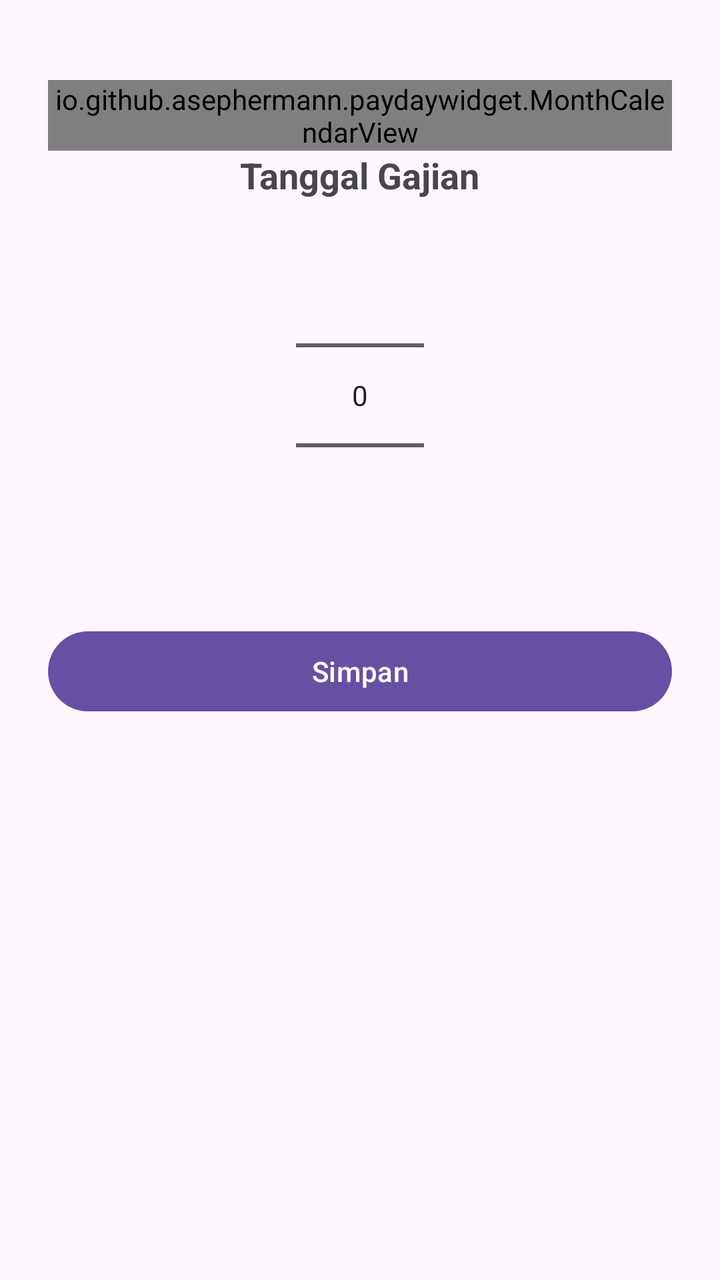
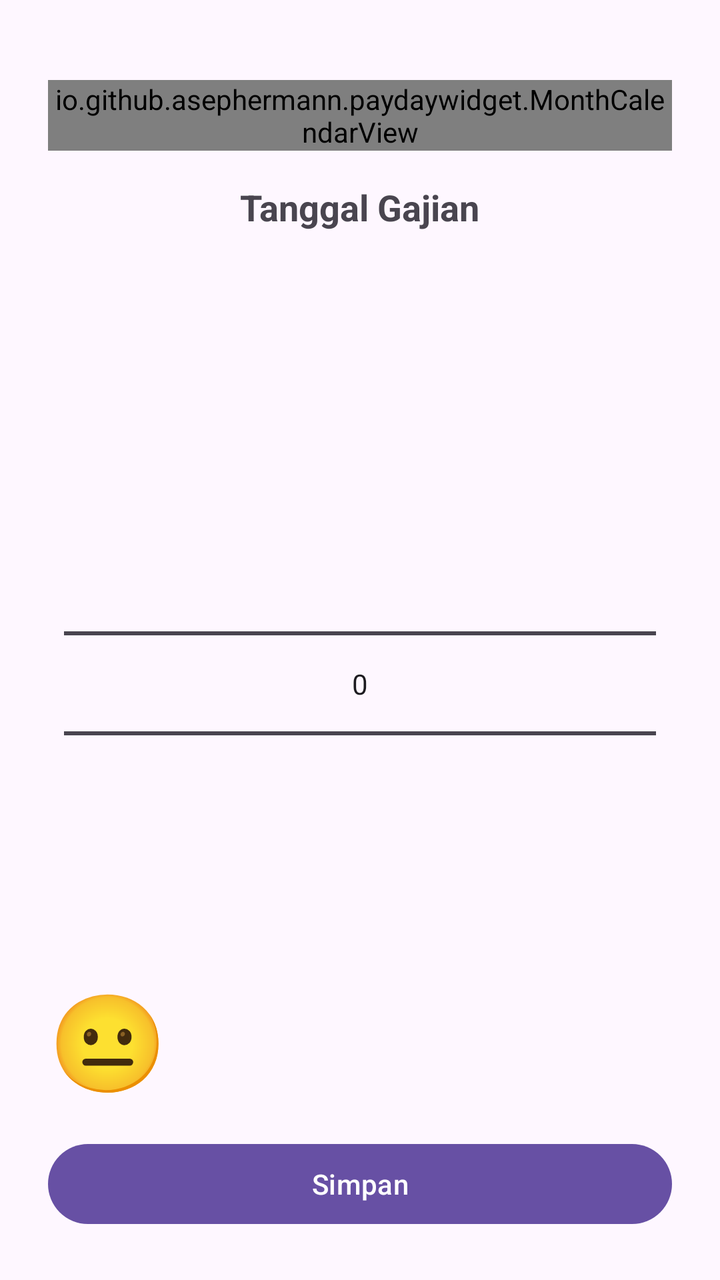

The first picture is an Android layout as it rendered before a commit; the second is the same layout after the commit. The layout source and the unified diff follow.
<!-- AndroidManifest.xml: application theme Theme.PaydayWidget -->
<!-- res/layout/activity_payday_setting.xml -->
<ScrollView xmlns:android="http://schemas.android.com/apk/res/android"
    android:layout_width="match_parent"
    android:layout_height="match_parent"
    android:fillViewport="true">

    <LinearLayout
        android:layout_width="match_parent"
        android:layout_height="wrap_content"
        android:orientation="vertical"
        android:padding="24dp">

        <io.github.asephermann.paydaywidget.MonthCalendarView
            android:id="@+id/monthCalendar"
            android:layout_width="match_parent"
            android:layout_height="wrap_content"
            android:layout_marginTop="16dp" />

        <TextView
            android:id="@+id/textView"
            android:layout_width="wrap_content"
            android:layout_height="wrap_content"
            android:layout_gravity="center_horizontal"
            android:text="Tanggal Gajian"
            android:textSize="18sp"
            android:textStyle="bold" />

        <NumberPicker
            android:id="@+id/numberPicker"
            android:layout_width="wrap_content"
            android:layout_height="wrap_content"
            android:layout_gravity="center_horizontal"
            android:layout_marginTop="8dp" />

        <Button
            android:id="@+id/btnSave"
            android:layout_width="match_parent"
            android:layout_height="wrap_content"
            android:layout_marginTop="24dp"
            android:text="Simpan" />
    </LinearLayout>
</ScrollView>
<!-- resources referenced by this layout -->
<resources>
  <style name="Theme.PaydayWidget" parent="Base.Theme.PaydayWidget" />
  <style name="Base.Theme.PaydayWidget" parent="Theme.Material3.DayNight.NoActionBar">
          
          
      </style>
</resources>

<!-- the commit's change to res/layout/activity_payday_setting.xml (unified diff, before → after) -->
@@ -1,41 +1,56 @@
-<ScrollView xmlns:android="http://schemas.android.com/apk/res/android"
+<androidx.constraintlayout.widget.ConstraintLayout xmlns:android="http://schemas.android.com/apk/res/android"
+    xmlns:app="http://schemas.android.com/apk/res-auto"
     android:layout_width="match_parent"
     android:layout_height="match_parent"
-    android:fillViewport="true">
+    android:padding="24dp">
 
-    <LinearLayout
+    <io.github.asephermann.paydaywidget.MonthCalendarView
+        android:id="@+id/monthCalendar"
+        android:layout_width="0dp"
+        android:layout_height="wrap_content"
+        android:layout_marginTop="16dp"
+        app:layout_constraintEnd_toEndOf="parent"
+        app:layout_constraintStart_toStartOf="parent"
+        app:layout_constraintTop_toTopOf="parent" />
+
+    <TextView
+        android:id="@+id/textView"
+        android:layout_width="wrap_content"
+        android:layout_height="wrap_content"
+        android:layout_marginTop="16dp"
+        android:text="Tanggal Gajian"
+        android:textSize="18sp"
+        android:textStyle="bold"
+        app:layout_constraintEnd_toEndOf="parent"
+        app:layout_constraintStart_toStartOf="parent"
+        app:layout_constraintTop_toBottomOf="@id/monthCalendar" />
+
+    <NumberPicker
+        android:id="@+id/numberPicker"
         android:layout_width="match_parent"
+        android:layout_height="0dp"
+        android:layout_margin="8dp"
+        app:layout_constraintEnd_toEndOf="parent"
+        app:layout_constraintStart_toStartOf="parent"
+        app:layout_constraintBottom_toTopOf="@id/btnSave"
+        app:layout_constraintTop_toBottomOf="@id/textView" />
+
+    <TextView
+        android:id="@+id/txtMood"
+        android:layout_width="wrap_content"
         android:layout_height="wrap_content"
-        android:orientation="vertical"
-        android:padding="24dp">
+        android:layout_marginBottom="16dp"
+        android:text="😐"
+        android:textSize="48sp"
+        app:layout_constraintBottom_toTopOf="@id/btnSave"
+        app:layout_constraintStart_toStartOf="parent" />
 
-        <io.github.asephermann.paydaywidget.MonthCalendarView
-            android:id="@+id/monthCalendar"
-            android:layout_width="match_parent"
-            android:layout_height="wrap_content"
-            android:layout_marginTop="16dp" />
-
-        <TextView
-            android:id="@+id/textView"
-            android:layout_width="wrap_content"
-            android:layout_height="wrap_content"
-            android:layout_gravity="center_horizontal"
-            android:text="Tanggal Gajian"
-            android:textSize="18sp"
-            android:textStyle="bold" />
-
-        <NumberPicker
-            android:id="@+id/numberPicker"
-            android:layout_width="wrap_content"
-            android:layout_height="wrap_content"
-            android:layout_gravity="center_horizontal"
-            android:layout_marginTop="8dp" />
-
-        <Button
-            android:id="@+id/btnSave"
-            android:layout_width="match_parent"
-            android:layout_height="wrap_content"
-            android:layout_marginTop="24dp"
-            android:text="Simpan" />
-    </LinearLayout>
-</ScrollView>
+    <Button
+        android:id="@+id/btnSave"
+        android:layout_width="0dp"
+        android:layout_height="wrap_content"
+        android:text="Simpan"
+        app:layout_constraintBottom_toBottomOf="parent"
+        app:layout_constraintEnd_toEndOf="parent"
+        app:layout_constraintStart_toStartOf="parent" />
+</androidx.constraintlayout.widget.ConstraintLayout>
